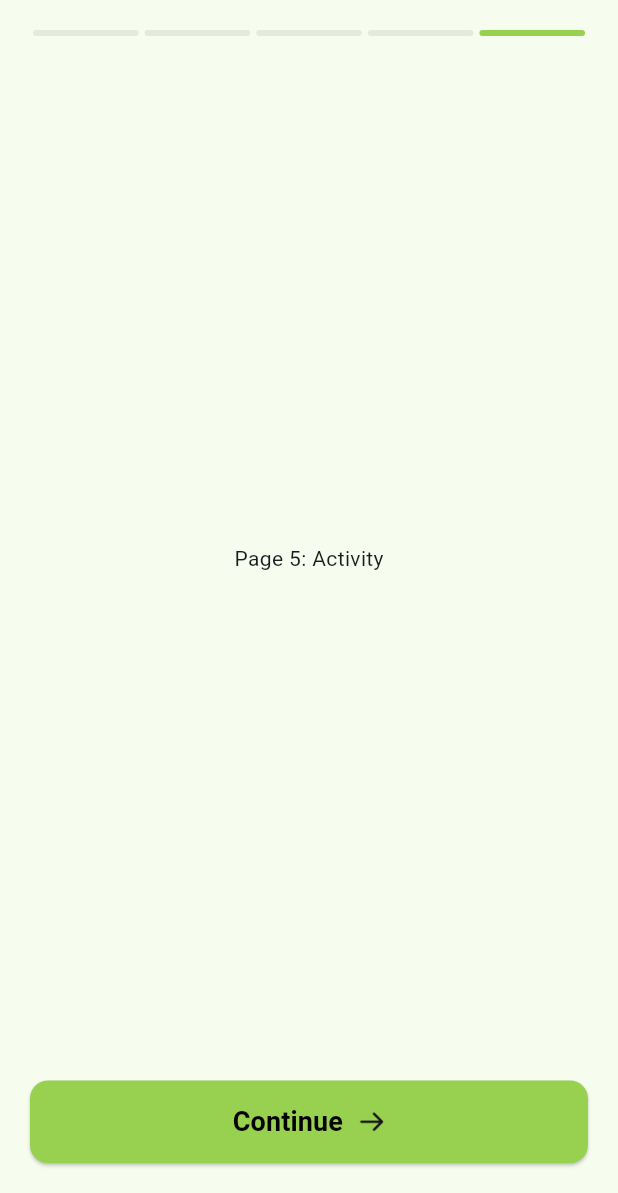
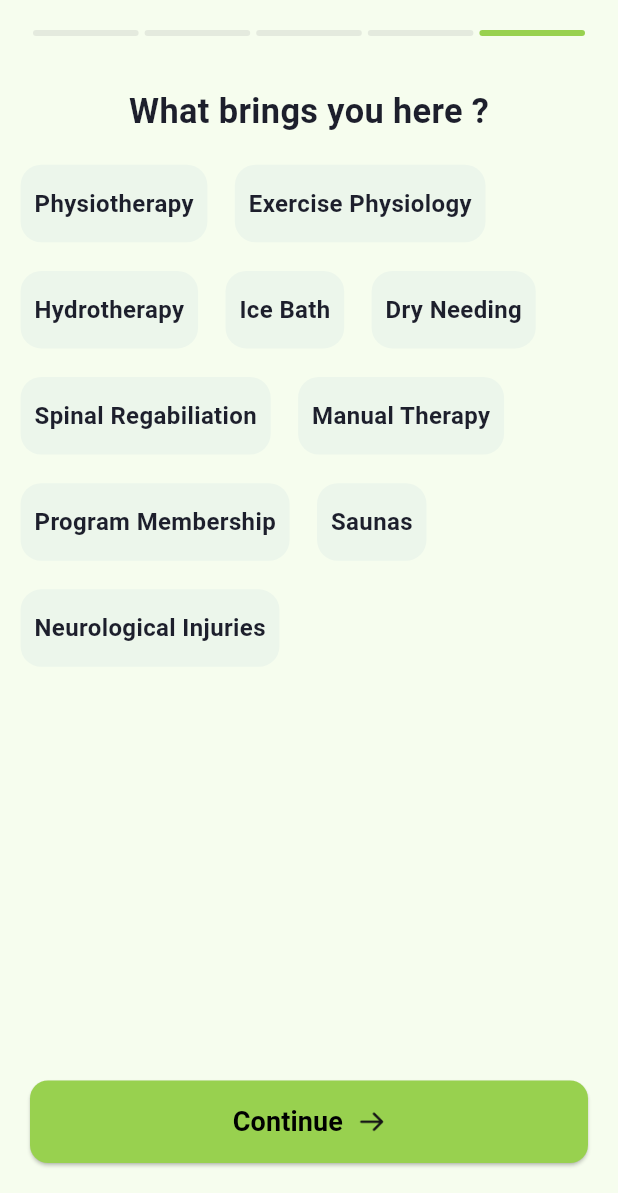
Before and after one commit to backbencherstudio/touralie33_FO222668A7688, a Flutter app: the screen it shows after launch, swiped to page 5, on a phone screen of 412 x 824 dp, the part 43-1236 px from its top. Run offline on Flutter 3.47's test engine with Material 3 defaults, Android fonts, the phone set to English and light mode, and no system bars; our stand-ins replace dio, flutter_riverpod, flutter_screenutil.

Commit message:
onboarding done

```diff
--- a/lib/core/resource/constants/color_manger.dart
+++ b/lib/core/resource/constants/color_manger.dart
@@ -19,6 +19,7 @@ class ColorManager {
   static const Color backgroundDark = Color(0xFF121212);
   static const Color scaffoldLight = Color(0xFFFFFFFF);
   static const Color scaffoldDark = Color(0xFF1E1E1E);
+  static const Color buttonbgBrings = Color(0xFFECF6EB);
 
   // ===== Text Colors =====
   static const Color textPrimary = Color(0xFF1D1F2C);
--- a/lib/core/resource/constants/icon_manager.dart
+++ b/lib/core/resource/constants/icon_manager.dart
@@ -2,4 +2,6 @@ class IconManager {
   static String baseUrl = 'assets/icons';
   static String arrowLeft = '$baseUrl/arrow_left.png';
   static String arrowRight = '$baseUrl/arrow-right.png';
+  static String female = '$baseUrl/female_icon.png';
+  static  String male = '$baseUrl/male_icon.png';
 }
--- a/lib/core/resource/constants/image_manager.dart
+++ b/lib/core/resource/constants/image_manager.dart
@@ -3,9 +3,11 @@ class ImageManager {
   static const String splash = '$baseUrl/splash_screen.png';
   static const String weight = '$baseUrl/splash_weight.png';
   static const String recoComics = '$baseUrl/reco_comics.png';
+
   static const String animeFev = '$baseUrl/anime_fev.png';
   static const String libraryPng = '$baseUrl/library.jpg';
   static const String bannerPng = '$baseUrl/banner.png';
   static const String vector= '$baseUrl/vector.png';
   static const String birthday= '$baseUrl/birthday.png';
+  static const String gender= '$baseUrl/gender.png';
 }
--- a/lib/core/route/route_manager.dart
+++ b/lib/core/route/route_manager.dart
@@ -1,6 +1,7 @@
 import 'package:flutter/material.dart';
 import 'package:touralie33_fo222668a7688/presentation/onboarding_screen/onboarding_screen_weight/view/screen.dart';
 import 'package:touralie33_fo222668a7688/presentation/onboarding_screen/view/screen.dart';
+import 'package:touralie33_fo222668a7688/presentation/onboarding_screen/welcome_screen/view/welcome_screen.dart';
 
 import '../../presentation/bottom_nav/view/bottom_nav_bar_screen.dart';
 import '../../presentation/splash/view/splash_screen.dart';
@@ -20,6 +21,8 @@ class RouteGenerator {
         return MaterialPageRoute(builder: (_) => OnboardingScreen());
       case RoutesName.onBordingScreenWeight:
         return MaterialPageRoute(builder: (_) => OnBordingScreenWeight());
+      case RoutesName.welcomeScreen:
+        return MaterialPageRoute(builder: (_) => WelcomeScreen());
 
 
       default:
--- a/lib/core/route/routes_name.dart
+++ b/lib/core/route/routes_name.dart
@@ -8,4 +8,5 @@ class RoutesName {
   //////////
   static const String onboardingScreen  = "/onboardingScreen ";
   static const String onBordingScreenWeight = "/onBordingScreenWeight ";
+  static const String welcomeScreen = "/welcomeScreen";
 }
--- /dev/null
+++ b/lib/presentation/onboarding_screen/onboarding_screen_brings/view/onboarding_screen_brigns.dart
@@ -0,0 +1,135 @@
+import 'package:flutter/material.dart';
+import 'package:flutter_riverpod/flutter_riverpod.dart';
+// ignore: unused_import
+import 'package:flutter_riverpod/legacy.dart';
+import 'package:flutter_screenutil/flutter_screenutil.dart';
+import 'package:touralie33_fo222668a7688/core/resource/constants/color_manger.dart';
+import 'package:touralie33_fo222668a7688/core/resource/constants/style_manager.dart';
+
+
+final selectItemsProvider = StateProvider<List<String>>((ref) => []);
+
+class OnboardingScreenBrigns extends ConsumerStatefulWidget {
+  const OnboardingScreenBrigns({super.key});
+
+  @override
+  ConsumerState<OnboardingScreenBrigns> createState() => _OnboardingScreenBrignsState();
+}
+
+class _OnboardingScreenBrignsState extends ConsumerState<OnboardingScreenBrigns> {
+
+
+  void _toggleSelection(String item) {
+    final currentList = ref.read(selectItemsProvider);
+    if (currentList.contains(item)) {
+
+      ref.read(selectItemsProvider.notifier).state =
+          currentList.where((element) => element != item).toList();
+    } else {
+
+      ref.read(selectItemsProvider.notifier).state = [...currentList, item];
+    }
+  }
+
+  @override
+  Widget build(BuildContext context) {
+
+    final selectedItems = ref.watch(selectItemsProvider);
+
+    return Scaffold(
+      backgroundColor: ColorManager.primary,
+      body: Padding(
+        padding: EdgeInsets.all(12.r),
+        child: Column(
+          children: [
+            Text(
+              "What brings you here ?",
+              style: getMedium500Style20(
+                  color: ColorManager.textPrimary,
+                  fontWeight: FontWeight.w600,
+                  fontSize: 20.sp),
+            ),
+            SizedBox(height: 16.h),
+
+            // Row 1
+            Row(
+              children: [
+                _buildSelectableItem("Physiotherapy", selectedItems),
+                SizedBox(width: 16.w),
+                _buildSelectableItem("Exercise Physiology", selectedItems),
+              ],
+            ),
+            SizedBox(height: 16.h),
+
+            // Row 2
+            Row(
+              children: [
+                _buildSelectableItem("Hydrotherapy", selectedItems),
+                SizedBox(width: 16.w),
+                _buildSelectableItem("Ice Bath", selectedItems),
+                SizedBox(width: 16.w),
+                _buildSelectableItem("Dry Needing", selectedItems),
+              ],
+            ),
+            SizedBox(height: 16.h),
+
+            Row(
+              children: [
+                _buildSelectableItem("Spinal Regabiliation", selectedItems),
+                SizedBox(width: 16.w),
+                _buildSelectableItem("Manual Therapy", selectedItems),
+              ],
+            ),
+            SizedBox(height: 16.h),
+
+
+            Row(
+              children: [
+                _buildSelectableItem("Program Membership", selectedItems),
+                SizedBox(width: 16.w),
+                _buildSelectableItem("Saunas", selectedItems),
+              ],
+            ),
+            SizedBox(height: 16.h),
+
+
+            Row(
+              children: [
+                _buildSelectableItem("Neurological Injuries", selectedItems),
+              ],
+            )
+          ],
+        ),
+      ),
+    );
+  }
+
+
+  Widget _buildSelectableItem(String title, List<String> selectedItems) {
+    final bool isSelected = selectedItems.contains(title);
+
+    return InkWell(
+      onTap: () => _toggleSelection(title),
+      borderRadius: BorderRadius.circular(12.r),
+      child: Container(
+        decoration: BoxDecoration(
+          borderRadius: BorderRadius.circular(12.r),
+          color: isSelected
+              ? ColorManager.backgroundColorgreen
+              : ColorManager.buttonbgBrings,
+        ),
+        child: Center(
+          child: Padding(
+            padding: EdgeInsets.symmetric(horizontal: 8.w, vertical: 12.h),
+            child: Text(
+              title,
+              style: getMedium500Style16(
+                  color: ColorManager.textPrimary,
+                  fontWeight: FontWeight.w600),
+            ),
+          ),
+        ),
+      ),
+    );
+  }
+}
--- a/lib/presentation/onboarding_screen/onboarding_screen_height/view/onboarding_screen_height.dart
+++ b/lib/presentation/onboarding_screen/onboarding_screen_height/view/onboarding_screen_height.dart
@@ -31,7 +31,7 @@ class _OnboardingScreenHeightState extends ConsumerState<OnboardingScreenHeight>
     final selectedUnit = ref.watch(heightUnitProvider);
 
     return Scaffold(
-      backgroundColor: Colors.white,
+      backgroundColor: ColorManager.primary,
       body: SingleChildScrollView(
         child: Center(
           child: Column(
--- a/lib/presentation/onboarding_screen/view/screen.dart
+++ b/lib/presentation/onboarding_screen/view/screen.dart
@@ -4,10 +4,12 @@ import 'package:touralie33_fo222668a7688/core/resource/constants/color_manger.da
 import 'package:touralie33_fo222668a7688/core/resource/constants/icon_manager.dart';
 import 'package:touralie33_fo222668a7688/core/route/routes_name.dart';
 import 'package:touralie33_fo222668a7688/presentation/onboarding_screen/onboarding_screen_birthday/view/onboarding_screen_birthday.dart';
+import 'package:touralie33_fo222668a7688/presentation/onboarding_screen/onboarding_screen_brings/view/onboarding_screen_brigns.dart';
 import 'package:touralie33_fo222668a7688/presentation/onboarding_screen/onboarding_screen_gender/view/onboarding_screen_gender.dart';
 import 'package:touralie33_fo222668a7688/presentation/onboarding_screen/onboarding_screen_height/view/onboarding_screen_height.dart';
 import 'package:touralie33_fo222668a7688/presentation/onboarding_screen/onboarding_screen_weight/view/screen.dart';
 import 'package:touralie33_fo222668a7688/presentation/onboarding_screen/onboarding_screen_weight/view/widget/custome_appBar.dart';
+import 'package:touralie33_fo222668a7688/presentation/onboarding_screen/welcome_screen/view/welcome_screen.dart';
 
 class OnboardingScreen extends StatefulWidget {
   @override
@@ -71,7 +73,7 @@ class _OnboardingScreenState extends State<OnboardingScreen> {
                   OnboardingScreenHeight(),
                   OnboardingScreenBirthday(),
                   OnboardingScreenGender(),
-                  Center(child: Text("Page 5: Activity")),
+                  OnboardingScreenBrigns(),
                 ],
               ),
             ),
@@ -89,6 +91,9 @@ class _OnboardingScreenState extends State<OnboardingScreen> {
                         duration: Duration(milliseconds: 300),
                         curve: Curves.easeInOut,
                       );
+                    }
+                    else{
+                      Navigator.pushReplacementNamed(context,RoutesName.welcomeScreen);
                     }
                   },
                   style: ElevatedButton.styleFrom(
```
Also changed, not shown: lib/presentation/onboading/view/onboading_screen.dart (deleted, +0 -10 lines), lib/presentation/onboarding_screen/onboarding_screen_gender/view/onboarding_screen_gender.dart (+62 -8 lines), lib/presentation/onboarding_screen/welcome_screen/view/welcome_screen.dart (added, +138 -0 lines), assets/icons/female_icon.png (added), assets/icons/male_icon.png (added), assets/images/gender.png (added), lib/presentation/onboading/viewmodel/onboading_provider.dart (deleted).
